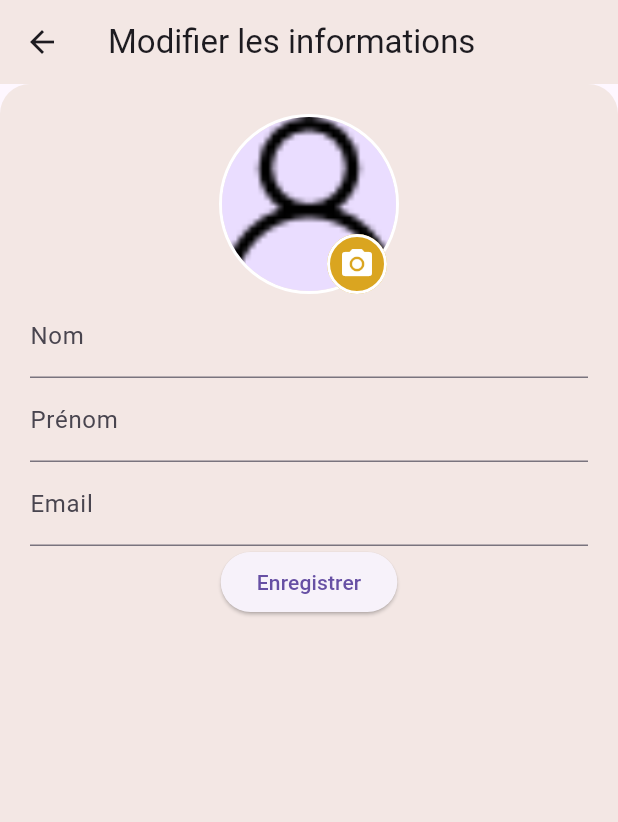
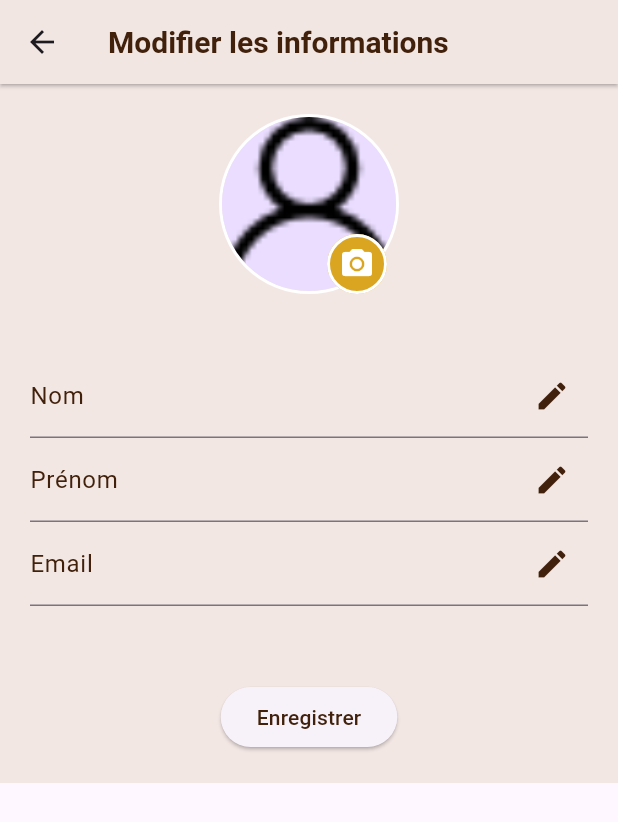
Before and after one commit to nahidath/flutter-app, a Flutter app: the ModifyInfo screen opened directly, on a phone screen of 412 x 824 dp. Shown: the top 822 px of the screen. Run offline on Flutter 3.47's test engine with Material 3 defaults, Android fonts, the phone set to English and light mode, and no system bars; our stand-ins replace auto_size_text, share_plus; missing offline and left inert: auto_size_widget; statements that could not run were skipped.

Commit message:
working on modifyI nfo page

```diff
--- a/myapp/lib/pages/profile/subpages/modifyInfo.dart
+++ b/myapp/lib/pages/profile/subpages/modifyInfo.dart
@@ -15,17 +15,18 @@ class _ModifyInfoState extends State<ModifyInfo> {
    // return Container();
     return Scaffold(
       appBar: AppBar(
-        title: Text('Modifier les informations'),
+        title: Text('Modifier les informations', style: TextStyle(color: const Color(0xFF41210b), fontWeight: FontWeight.bold, fontSize: 20)),
+        elevation: 1,
+        scrolledUnderElevation: 1,
+        surfaceTintColor: const Color(0xFFD7CCC8),
+        shadowColor: Theme.of(context).colorScheme.shadow,
         backgroundColor: const Color(0xFFF3E7E4),
       ),
-      body: Container(
+      body: SingleChildScrollView(
+        child: Container(
           padding: const EdgeInsets.all(20),
           decoration: const BoxDecoration(
             color: Color(0xFFF3E7E4),
-          borderRadius: BorderRadius.only(
-            topLeft: Radius.circular(20),
-            topRight: Radius.circular(20),
-          ),
           ),
           child: Column(
             children: [
@@ -35,26 +36,56 @@ class _ModifyInfoState extends State<ModifyInfo> {
                 isEdit: true,
                 key: Key('profile-picture'),
               ),
+              const SizedBox(height: 40),
               TextFormField(
                 decoration: const InputDecoration(
                   labelText: 'Nom',
+                  labelStyle: TextStyle(
+                    color: Color(0xFF41210b),
+                  ),
+                  suffixIcon: IconButton(
+                    icon: Icon(Icons.edit, color: Color(0xFF41210b)),
+                    onPressed: () => {
+                      print('edit'),
+                    },),
+                ),
+                style: const TextStyle(
+                  color: Color(0xFF41210b),
                 ),
               ),
               TextFormField(
                 decoration: const InputDecoration(
                   labelText: 'Prénom',
+                  labelStyle: TextStyle(
+                    color: Color(0xFF41210b),
+                  ),
+                  suffixIcon: Icon(Icons.edit, color: Color(0xFF41210b)),
+                ),
+                style: const TextStyle(
+                  color: Color(0xFF41210b),
                 ),
               ),
               TextFormField(
                 decoration: const InputDecoration(
                   labelText: 'Email',
+                  labelStyle: TextStyle(
+                    color: Color(0xFF41210b),
+                  ),
+                  suffixIcon: Icon(Icons.edit, color: Color(0xFF41210b)),
+                ),
+                style: const TextStyle(
+                  color: Color(0xFF41210b),
                 ),
               ),
+              const SizedBox(height: 50),
               ElevatedButton(
                 onPressed: () {},
-              child: const Text('Enregistrer'),
+                child: const Text('Enregistrer', style: const TextStyle(
+                  color: Color(0xFF41210b),
+                ),),
               ),
             ],
+          ),
         ),
       ),
     );
```
Lines whose indentation alone changed are shown as unchanged.
